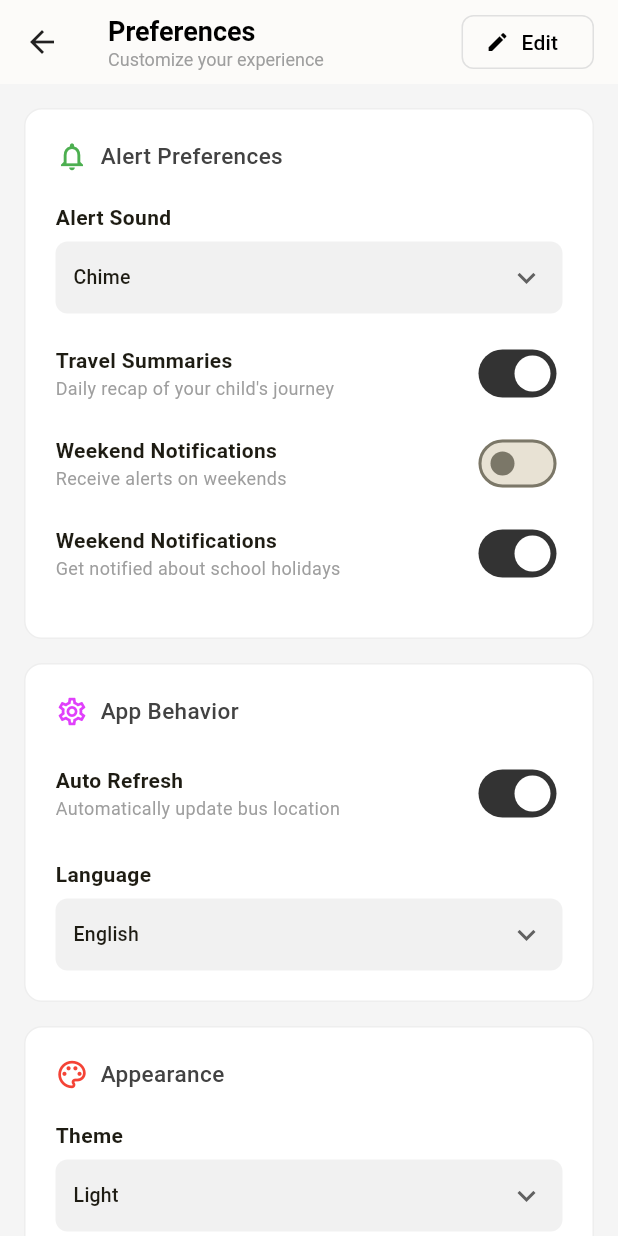
After one commit to Chathunka0723/guardiango, a Flutter app: the PreferencesPage screen opened directly, on a phone screen of 412 x 824 dp. The commit adds this screen. Run offline on Flutter 3.47's test engine with Material 3 defaults, Android fonts, the phone set to English and light mode, and no system bars; our stand-ins replace image_picker, supabase_flutter; accounts and stored records are empty.

Commit message:
Adding the parent_preferences.dart page

```diff
--- a/guardiango_app_flutter/lib/parent_home.dart
+++ b/guardiango_app_flutter/lib/parent_home.dart
@@ -9,6 +9,7 @@ import 'package:guardiango_app_flutter/student_info.dart';
 import 'package:guardiango_app_flutter/parent_login.dart';
 import 'package:guardiango_app_flutter/parent_bus_details.dart';
 import 'package:guardiango_app_flutter/parent_emergency_contacts.dart';
+import 'package:guardiango_app_flutter/parent_preferences.dart';
 
 class ParentHomeScreen extends StatefulWidget {
   const ParentHomeScreen({super.key});
@@ -276,7 +277,12 @@ class _ParentHomeScreenState extends State<ParentHomeScreen> {
                     ),
 
                     _buildListTile(Icons.settings_outlined, "Preferences", () {
-                      print("Navigating to Preferences...");
+                      Navigator.push(
+                        context,
+                        MaterialPageRoute(
+                          builder: (context) => const PreferencesPage(),
+                        ),
+                      );
                     }),
                   ],
                 ),
--- /dev/null
+++ b/guardiango_app_flutter/lib/parent_preferences.dart
@@ -0,0 +1,368 @@
+import 'package:flutter/material.dart';
+import 'parent_notification.dart';
+import 'parent_setting.dart';
+
+class PreferencesPage extends StatefulWidget {
+  const PreferencesPage({super.key});
+
+  @override
+  State<PreferencesPage> createState() => _PreferencesPageState();
+}
+
+class _PreferencesPageState extends State<PreferencesPage> {
+  // States for the switches
+  bool _travelSummaries = true;
+  bool _weekendNotifications = false;
+  bool _holidayNotifications = true;
+  bool _autoRefresh = true;
+
+  String _selectedLanguage = "English";
+  String _selectedTheme = "Light";
+  String _selectedSound = "Chime";
+  String _activeColorMode = "School";
+
+  @override
+  Widget build(BuildContext context) {
+    return Scaffold(
+      backgroundColor: const Color(0xFFF5F5F5), // Light grey background
+      appBar: AppBar(
+        backgroundColor: Colors.white,
+        elevation: 0.5,
+        leading: IconButton(
+          icon: const Icon(Icons.arrow_back, color: Colors.black87),
+          onPressed: () => Navigator.pop(context),
+        ),
+        title: Column(
+          crossAxisAlignment: CrossAxisAlignment.start,
+          children: const [
+            Text("Preferences",
+                style: TextStyle(
+                    color: Colors.black,
+                    fontSize: 18,
+                    fontWeight: FontWeight.bold)),
+            Text("Customize your experience",
+                style: TextStyle(color: Colors.grey, fontSize: 12)),
+          ],
+        ),
+        actions: [
+          Padding(
+            padding: const EdgeInsets.symmetric(vertical: 10, horizontal: 16),
+            child: OutlinedButton.icon(
+              onPressed: () {},
+              icon: const Icon(Icons.edit, size: 16),
+              label: const Text("Edit"),
+              style: OutlinedButton.styleFrom(
+                foregroundColor: Colors.black,
+                side: BorderSide(color: Colors.grey.shade300),
+                shape: RoundedRectangleBorder(
+                    borderRadius: BorderRadius.circular(8)),
+              ),
+            ),
+          )
+        ],
+      ),
+      body: SingleChildScrollView(
+        padding: const EdgeInsets.all(16.0),
+        child: Column(
+          children: [
+            // --- Alert Preferences ---
+            _buildSectionCard(
+              title: "Alert Preferences",
+              titleIcon: Icons.notifications_none_outlined,
+              iconColor: Colors.green,
+              children: [
+                _buildLabel("Alert Sound"),
+                _buildDropdown(_selectedSound, ["Chime", "Bell", "None"],
+                    (val) => setState(() => _selectedSound = val!)),
+                const SizedBox(height: 16),
+                _buildSwitchRow(
+                    "Travel Summaries",
+                    "Daily recap of your child's journey",
+                    _travelSummaries,
+                    (val) => setState(() => _travelSummaries = val)),
+                _buildSwitchRow(
+                    "Weekend Notifications",
+                    "Receive alerts on weekends",
+                    _weekendNotifications,
+                    (val) => setState(() => _weekendNotifications = val)),
+                _buildSwitchRow(
+                    "Weekend Notifications", // Label from your design
+                    "Get notified about school holidays",
+                    _holidayNotifications,
+                    (val) => setState(() => _holidayNotifications = val)),
+              ],
+            ),
+
+            const SizedBox(height: 16),
+
+            // --- App Behavior ---
+            _buildSectionCard(
+              title: "App Behavior",
+              titleIcon: Icons.settings_outlined,
+              iconColor: Colors.purpleAccent,
+              children: [
+                _buildSwitchRow(
+                    "Auto Refresh",
+                    "Automatically update bus location",
+                    _autoRefresh,
+                    (val) => setState(() => _autoRefresh = val)),
+                const SizedBox(height: 8),
+                _buildLabel("Language"),
+                _buildDropdown(
+                    _selectedLanguage,
+                    ["English", "Sinhala", "Tamil"],
+                    (val) => setState(() => _selectedLanguage = val!)),
+              ],
+            ),
+
+            const SizedBox(height: 16),
+
+            // --- Appearance ---
+            _buildSectionCard(
+              title: "Appearance",
+              titleIcon: Icons.palette_outlined,
+              iconColor: Colors.red,
+              children: [
+                _buildLabel("Theme"),
+                _buildDropdown(_selectedTheme, ["Light", "Dark", "System"],
+                    (val) => setState(() => _selectedTheme = val!)),
+                const SizedBox(height: 20),
+                Row(
+                  mainAxisAlignment: MainAxisAlignment.spaceAround,
+                  children: [
+                    _buildThemeTile(
+                        "School", Colors.amber, _activeColorMode == "School"),
+                    _buildThemeTile(
+                        "Ocean", Colors.blue, _activeColorMode == "Ocean"),
+                    _buildThemeTile(
+                        "Nature", Colors.green, _activeColorMode == "Nature"),
+                  ],
+                )
+              ],
+            ),
+
+            const SizedBox(height: 16),
+
+            // --- Quick Access ---
+            _buildSectionCard(
+              title: "Quick Access",
+              children: [
+                Material(
+                  color: Colors.transparent,
+                  child: InkWell(
+                    borderRadius: BorderRadius.circular(10),
+                    onTap: () {
+                      Navigator.push(
+                        context,
+                        MaterialPageRoute(
+                            builder: (context) =>
+                                const NotificationSettingsPage()),
+                      );
+                    },
+                    child: _buildQuickAccessButton(
+                        Icons.notifications_none, "Notification Settings"),
+                  ),
+                ),
+                const SizedBox(height: 10),
+                Material(
+                  color: Colors.transparent,
+                  child: InkWell(
+                    borderRadius: BorderRadius.circular(10),
+                    onTap: () {
+                      Navigator.push(
+                        context,
+                        MaterialPageRoute(
+                            builder: (context) => const SettingsPage()),
+                      );
+                    },
+                    child: _buildQuickAccessButton(
+                        Icons.settings_outlined, "App Settings"),
+                  ),
+                ),
+              ],
+            ),
+
+            const SizedBox(height: 24),
+
+            // --- Save Button ---
+            SizedBox(
+              width: double.infinity,
+              height: 48,
+              child: ElevatedButton.icon(
+                onPressed: () {},
+                icon: const Icon(Icons.save_outlined),
+                label: const Text("Save Preferences",
+                    style: TextStyle(fontWeight: FontWeight.bold)),
+                style: ElevatedButton.styleFrom(
+                  backgroundColor: const Color(0xFF28B446),
+                  foregroundColor: Colors.white,
+                  shape: RoundedRectangleBorder(
+                      borderRadius: BorderRadius.circular(10)),
+                ),
+              ),
+            ),
+          ],
+        ),
+      ),
+    );
+  }
+
+  // --- UI Helper Methods ---
+
+  Widget _buildSectionCard(
+      {required String title,
+      IconData? titleIcon,
+      Color? iconColor,
+      required List<Widget> children}) {
+    return Container(
+      width: double.infinity,
+      padding: const EdgeInsets.all(20),
+      decoration: BoxDecoration(
+        color: Colors.white,
+        borderRadius: BorderRadius.circular(12),
+        border: Border.all(color: Colors.grey.shade200),
+      ),
+      child: Column(
+        crossAxisAlignment: CrossAxisAlignment.start,
+        children: [
+          Row(
+            mainAxisAlignment: MainAxisAlignment.start,
+            children: [
+              if (titleIcon != null)
+                Icon(titleIcon, color: iconColor, size: 22),
+              if (titleIcon != null) const SizedBox(width: 8),
+              Text(title,
+                  style: TextStyle(
+                      color: Colors.grey.shade800,
+                      fontWeight: FontWeight.w500,
+                      fontSize: 15)),
+            ],
+          ),
+          const SizedBox(height: 20),
+          ...children,
+        ],
+      ),
+    );
+  }
+
+  Widget _buildSwitchRow(
+      String title, String subtitle, bool value, Function(bool) onChanged) {
+    return Padding(
+      padding: const EdgeInsets.only(bottom: 12),
+      child: Row(
+        children: [
+          Expanded(
+            child: Column(
+              crossAxisAlignment: CrossAxisAlignment.start,
+              children: [
+                Text(title,
+                    style: const TextStyle(
+                        fontWeight: FontWeight.bold, fontSize: 14)),
+                Text(subtitle,
+                    style: const TextStyle(color: Colors.grey, fontSize: 12)),
+              ],
+            ),
+          ),
+          Switch(
+            value: value,
+            onChanged: onChanged,
+            activeColor: Colors.white,
+            activeTrackColor:
+                const Color(0xFF333333), // Darker switch like the design
+          ),
+        ],
+      ),
+    );
+  }
+
+  Widget _buildLabel(String text) {
+    return Padding(
+      padding: const EdgeInsets.only(bottom: 6.0),
+      child: Text(text,
+          style: const TextStyle(fontWeight: FontWeight.bold, fontSize: 14)),
+    );
+  }
+
+  Widget _buildDropdown(
+      String value, List<String> items, Function(String?) onChanged) {
+    return Container(
+      padding: const EdgeInsets.symmetric(horizontal: 12),
+      decoration: BoxDecoration(
+        color: const Color(0xFFF1F1F1),
+        borderRadius: BorderRadius.circular(8),
+      ),
+      child: DropdownButtonHideUnderline(
+        child: DropdownButton<String>(
+          value: value,
+          isExpanded: true,
+          icon: const Icon(Icons.keyboard_arrow_down),
+          items: items
+              .map((e) => DropdownMenuItem(
+                  value: e,
+                  child: Text(e, style: const TextStyle(fontSize: 13))))
+              .toList(),
+          onChanged: onChanged,
+        ),
+      ),
+    );
+  }
+
+  Widget _buildThemeTile(String label, Color color, bool isSelected) {
+    return GestureDetector(
+      onTap: () {
+        setState(() {
+          _activeColorMode = label;
+        });
+        print("Selected Theme: $label");
+      },
+      child: Column(
+        children: [
+          Container(
+            width: 70,
+            padding: const EdgeInsets.symmetric(vertical: 12),
+            decoration: BoxDecoration(
+              color:
+                  isSelected ? color.withOpacity(0.15) : color.withOpacity(0.1),
+              borderRadius: BorderRadius.circular(8),
+              border: Border.all(
+                  color:
+                      isSelected ? color.withOpacity(0.5) : Colors.transparent,
+                  width: 1.5),
+            ),
+            child: Center(
+              child: Container(
+                height: 24,
+                width: 24,
+                decoration: BoxDecoration(
+                    color: color, borderRadius: BorderRadius.circular(6)),
+              ),
+            ),
+          ),
+          const SizedBox(height: 4),
+          Text(label,
+              style:
+                  const TextStyle(fontSize: 11, fontWeight: FontWeight.w500)),
+        ],
+      ),
+    );
+  }
+
+  Widget _buildQuickAccessButton(IconData icon, String label) {
+    return Container(
+      padding: const EdgeInsets.symmetric(horizontal: 16, vertical: 10),
+      decoration: BoxDecoration(
+        border: Border.all(color: Colors.grey.shade300),
+        borderRadius: BorderRadius.circular(10),
+      ),
+      child: Row(
+        children: [
+          Icon(icon, size: 18, color: Colors.black87),
+          const SizedBox(width: 12),
+          Text(label,
+              style:
+                  const TextStyle(fontSize: 13, fontWeight: FontWeight.w400)),
+        ],
+      ),
+    );
+  }
+}
```
